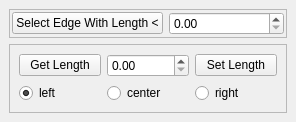
Old version of the form puzzle_maya/edge_length/ui/edge_length_ui.ui in the repository thienphuochoang/Portfolio.
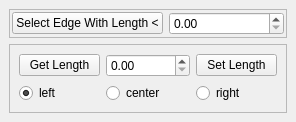
New version of the form.

What changed in the file:
```diff
--- a/puzzle_maya/edge_length/ui/edge_length_ui.ui
+++ b/puzzle_maya/edge_length/ui/edge_length_ui.ui
@@ -66,7 +66,11 @@
         </widget>
        </item>
        <item row="0" column="1">
-        <widget class="QDoubleSpinBox" name="spnEdgeLength"/>
+        <widget class="QDoubleSpinBox" name="spnEdgeLength">
+         <property name="maximum">
+          <double>10000000.000000000000000</double>
+         </property>
+        </widget>
        </item>
        <item row="0" column="0">
         <widget class="QPushButton" name="btnGetLength">
```
Left out of the diff: 6 changed lines with no effect on the pictures.
